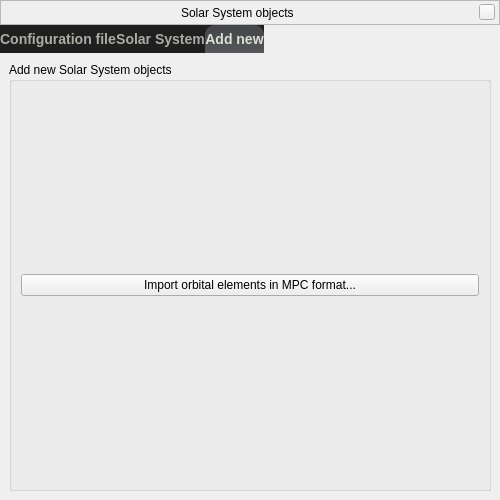
Above: plugins/CometsAsteroidsImporter/src/gui/solarSystemManagerWindow.ui from 519984307/stellarium_src before the change. Below: the same form after it.
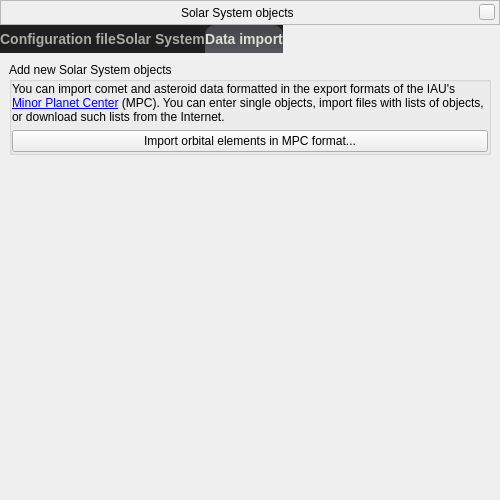
That is the form after the change. The open tabs and pages were chosen to show the change. Custom widgets are drawn as their Qt base class.

Commit message: improved the main window; added explanation and link to the MPC

The edit to the form file:
```diff
--- a/plugins/CometsAsteroidsImporter/src/gui/solarSystemManagerWindow.ui
+++ b/plugins/CometsAsteroidsImporter/src/gui/solarSystemManagerWindow.ui
@@ -292,7 +292,7 @@
      </widget>
      <widget class="QWidget" name="tabAddNew">
       <attribute name="title">
-       <string>Add new</string>
+       <string>Data import</string>
       </attribute>
       <layout class="QVBoxLayout" name="verticalLayout_3">
        <item>
@@ -300,7 +300,26 @@
          <property name="title">
           <string>Add new Solar System objects</string>
          </property>
-         <layout class="QVBoxLayout" name="verticalLayout_4">
+         <layout class="QVBoxLayout" name="verticalLayoutMPC">
+          <property name="margin">
+           <number>0</number>
+          </property>
+          <item>
+           <widget class="QLabel" name="label_2">
+            <property name="text">
+             <string>You can import comet and asteroid data formatted in the export formats of the IAU's &lt;a href=&quot;http://www.minorplanetcenter.org/iau/mpc.html&quot;&gt;Minor Planet Center&lt;/a&gt; (MPC). You can enter single objects, import files with lists of objects, or download such lists from the Internet.</string>
+            </property>
+            <property name="textFormat">
+             <enum>Qt::AutoText</enum>
+            </property>
+            <property name="wordWrap">
+             <bool>true</bool>
+            </property>
+            <property name="openExternalLinks">
+             <bool>true</bool>
+            </property>
+           </widget>
+          </item>
           <item>
            <widget class="QPushButton" name="pushButtonImportMPC">
             <property name="text">
@@ -311,6 +330,19 @@
          </layout>
         </widget>
        </item>
+       <item>
+        <spacer name="verticalSpacerDataImport">
+         <property name="orientation">
+          <enum>Qt::Vertical</enum>
+         </property>
+         <property name="sizeHint" stdset="0">
+          <size>
+           <width>20</width>
+           <height>40</height>
+          </size>
+         </property>
+        </spacer>
+       </item>
       </layout>
      </widget>
     </widget>
```
Left out of the diff: 3 changed lines with no effect on the pictures.
